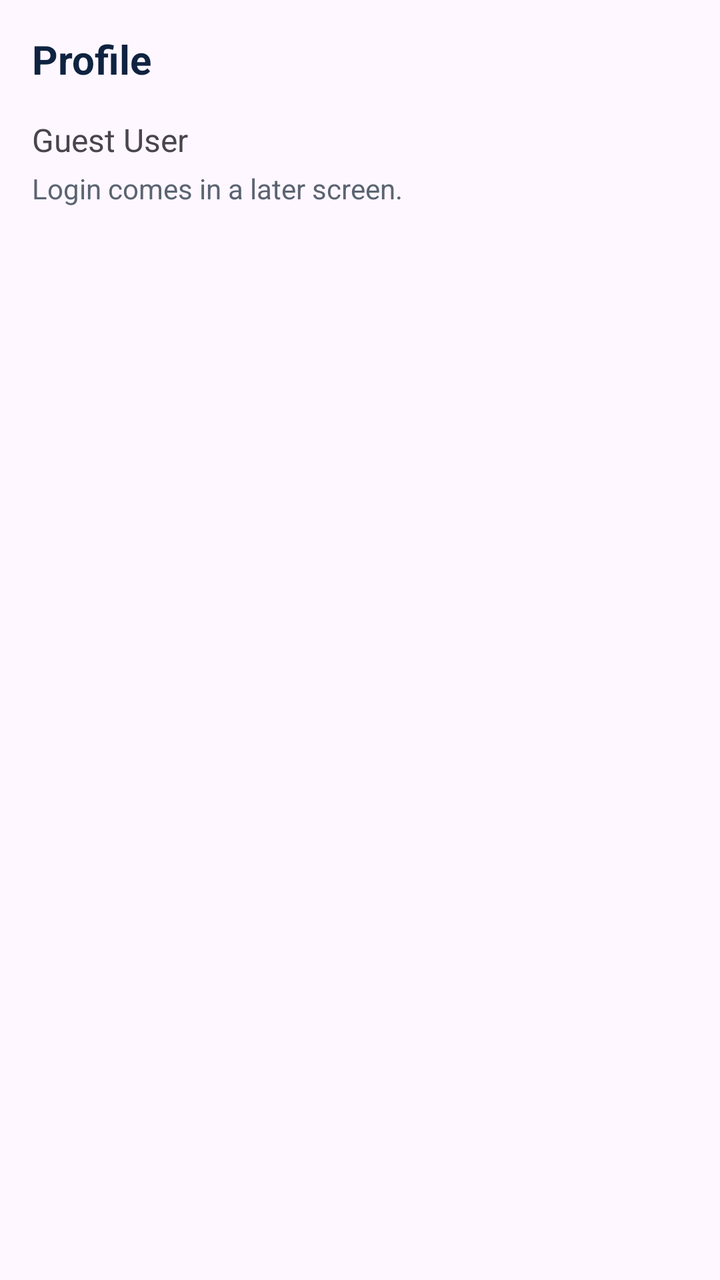
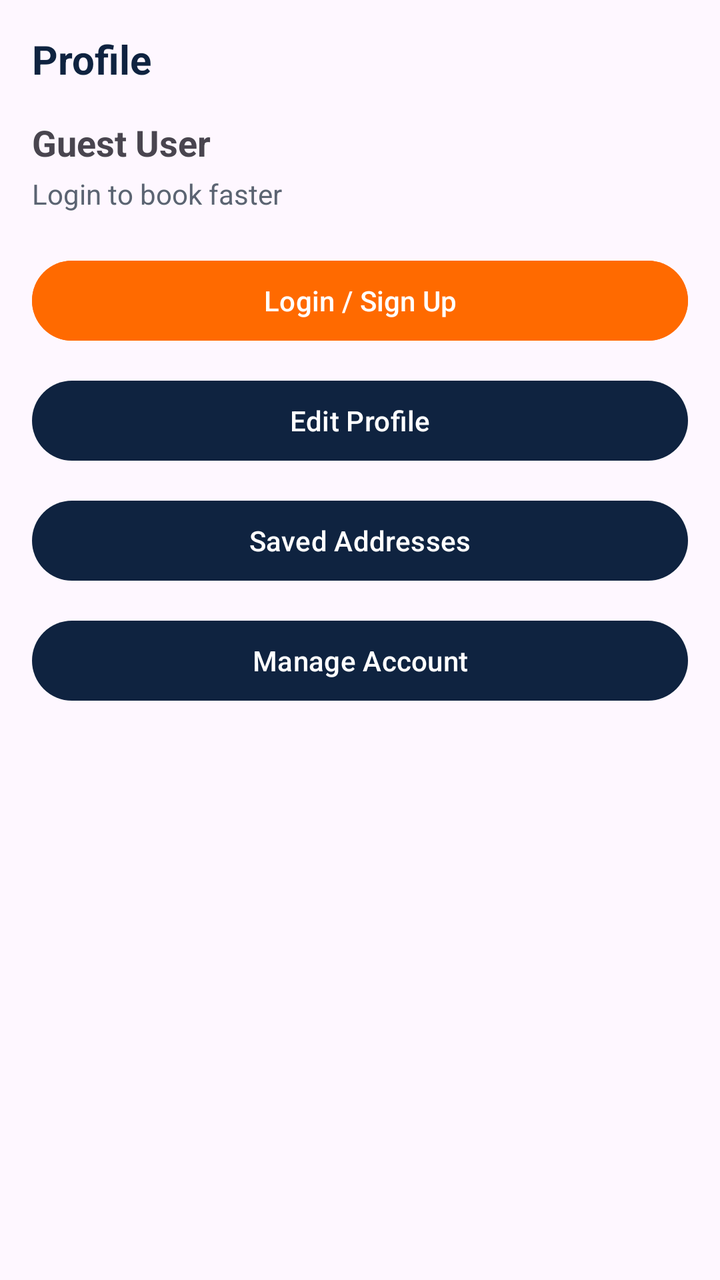

Screens rendered from an Android XML layout before and after an edit, with the pre-edit source and the edit as a unified diff.
<!-- AndroidManifest.xml: application theme Theme.BikeRakshak -->
<!-- res/layout/fragment_profile.xml -->
<?xml version="1.0" encoding="utf-8"?>
<LinearLayout xmlns:android="http://schemas.android.com/apk/res/android"
    android:layout_width="match_parent"
    android:layout_height="match_parent"
    android:orientation="vertical"
    android:padding="16dp">

    <TextView
        android:layout_width="wrap_content"
        android:layout_height="wrap_content"
        android:text="Profile"
        android:textSize="20sp"
        android:textStyle="bold"
        android:textColor="@color/navy" />

    <TextView
        android:layout_width="wrap_content"
        android:layout_height="wrap_content"
        android:text="Guest User"
        android:textSize="16sp"
        android:layout_marginTop="16dp" />

    <TextView
        android:layout_width="wrap_content"
        android:layout_height="wrap_content"
        android:text="Login comes in a later screen."
        android:textSize="14sp"
        android:textColor="@color/text_grey"
        android:layout_marginTop="4dp" />
</LinearLayout>
<!-- resources referenced by this layout -->
<resources>
  <color name="navy">#0F2340</color>
  <color name="text_grey">#5B6472</color>
  <style name="Theme.BikeRakshak" parent="Theme.Material3.DayNight.NoActionBar">
          <item name="colorPrimary">@color/navy</item>
          <item name="colorPrimaryVariant">@color/navy_dark</item>
          <item name="colorOnPrimary">@color/white</item>
          <item name="colorSecondary">@color/rescue_orange</item>
          <item name="colorSecondaryVariant">@color/rescue_orange</item>
          <item name="colorOnSecondary">@color/white</item>
          <item name="android:statusBarColor">@color/navy</item>
      </style>
  <color name="navy_dark">#0A1930</color>
  <color name="white">#FFFFFF</color>
  <color name="rescue_orange">#FF6A00</color>
</resources>

<!-- the commit's change to res/layout/fragment_profile.xml (unified diff, before → after) -->
@@ -14,17 +14,49 @@
         android:textColor="@color/navy" />
 
     <TextView
+        android:id="@+id/tvProfileName"
         android:layout_width="wrap_content"
         android:layout_height="wrap_content"
         android:text="Guest User"
-        android:textSize="16sp"
+        android:textSize="18sp"
+        android:textStyle="bold"
         android:layout_marginTop="16dp" />
 
     <TextView
+        android:id="@+id/tvProfileEmail"
         android:layout_width="wrap_content"
         android:layout_height="wrap_content"
-        android:text="Login comes in a later screen."
+        android:text="Login to book faster"
         android:textSize="14sp"
         android:textColor="@color/text_grey"
         android:layout_marginTop="4dp" />
+
+    <Button
+        android:id="@+id/btnGoLogin"
+        android:layout_width="match_parent"
+        android:layout_height="wrap_content"
+        android:text="Login / Sign Up"
+        android:backgroundTint="@color/rescue_orange"
+        android:layout_marginTop="20dp" />
+
+    <Button
+        android:id="@+id/btnEditProfile"
+        android:layout_width="match_parent"
+        android:layout_height="wrap_content"
+        android:text="Edit Profile"
+        android:layout_marginTop="12dp" />
+
+    <Button
+        android:id="@+id/btnSavedAddresses"
+        android:layout_width="match_parent"
+        android:layout_height="wrap_content"
+        android:text="Saved Addresses"
+        android:layout_marginTop="12dp" />
+
+    <Button
+        android:id="@+id/btnManageAccount"
+        android:layout_width="match_parent"
+        android:layout_height="wrap_content"
+        android:text="Manage Account"
+        android:layout_marginTop="12dp" />
 </LinearLayout>
